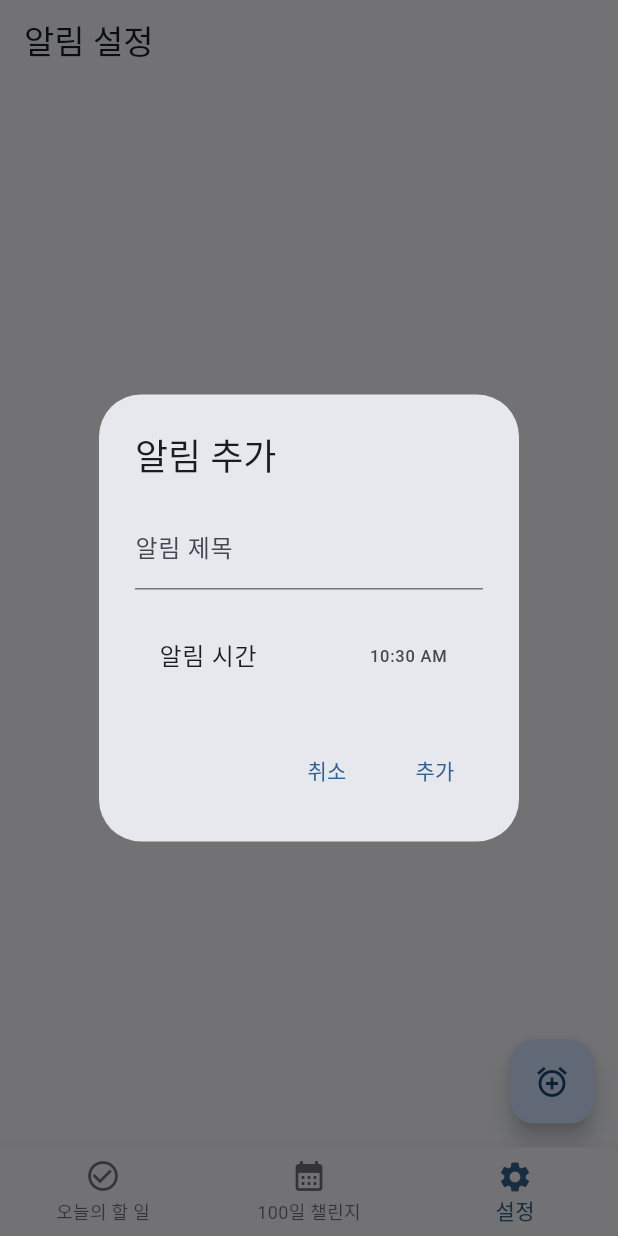
After one commit to dongqui/mindware, a Flutter app: the screen it shows after launch, item 3 of the bottom bar chosen, after a tap on the "add alarm" icon, on a phone screen of 412 x 824 dp. The commit adds this screen. Run offline on Flutter 3.47's test engine with Material 3 defaults, Android fonts, the phone set to English and light mode, and no system bars; our stand-ins replace flutter_local_notifications, get_it, isar, timezone; accounts and stored records are empty; generated files the repository leaves out were written again.

Commit message:
feat: 알림 기능 (wip)

```diff
--- a/lib/core/di/service_locator.dart
+++ b/lib/core/di/service_locator.dart
@@ -12,6 +12,22 @@ import '../../features/todo/data/models/todo_list_model.dart';
 import '../../features/todo/data/models/counter_model.dart';
 import '../../features/todo/data/datasources/counter_local_data_source.dart';
 import '../../features/todo/presentation/providers/counter_provider.dart';
+import '../../features/progress/domain/usecases/get_todo_progress.dart';
+import '../../features/progress/presentation/providers/progress_provider.dart';
+import '../../features/todo/presentation/providers/todo_provider.dart';
+import '../../features/todo/domain/repositories/counter_repository.dart';
+import '../../features/todo/data/repositories/counter_repository_impl.dart';
+import '../../features/todo/domain/usecases/get_today_counter.dart';
+import '../../features/todo/domain/usecases/increment_counter.dart';
+import '../../features/notification/data/services/notification_service.dart';
+import '../../features/notification/data/repositories/notification_repository_impl.dart';
+import '../../features/notification/domain/repositories/notification_repository.dart';
+import '../../features/notification/data/models/notification_settings_model.dart';
+import '../../features/notification/data/datasources/notification_local_data_source.dart';
+import '../../features/notification/presentation/providers/notification_provider.dart';
+import '../../features/notification/domain/usecases/get_notifications.dart';
+import '../../features/notification/domain/usecases/add_notification.dart';
+import '../../features/notification/domain/usecases/remove_notification.dart';
 
 final getIt = GetIt.instance;
 
@@ -23,12 +39,18 @@ Future<void> setupDependencies() async {
       TodoModelSchema,
       TodoListModelSchema,
       CounterModelSchema,
+      NotificationSettingsModelSchema,
     ],
     directory: dir.path,
     inspector: kDebugMode,
   );
 
   getIt.registerSingleton<Isar>(isar);
+
+  // Services (먼저 등록)
+  final notificationService = NotificationService();
+  await notificationService.initialize();
+  getIt.registerSingleton<NotificationService>(notificationService);
 
   // DataSource
   getIt.registerSingleton<TodoLocalDataSource>(
@@ -37,18 +59,48 @@ Future<void> setupDependencies() async {
   getIt.registerSingleton<CounterLocalDataSource>(
     CounterLocalDataSourceImpl(getIt()),
   );
+  getIt.registerSingleton<NotificationLocalDataSource>(
+    NotificationLocalDataSourceImpl(getIt()),
+  );
 
-  // Repository
+  // Repository (Service 의존)
   getIt.registerSingleton<TodoRepository>(
     TodoRepositoryImpl(getIt()),
+  );
+  getIt.registerSingleton<CounterRepository>(
+    CounterRepositoryImpl(getIt()),
+  );
+  getIt.registerSingleton<NotificationRepository>(
+    NotificationRepositoryImpl(
+      getIt<NotificationLocalDataSource>(),
+      getIt<NotificationService>(),
+    ),
   );
 
   // UseCases
   getIt.registerSingleton(GetTodayTodos(getIt()));
   getIt.registerSingleton(UpdateTodo(getIt()));
+  getIt.registerSingleton(GetTodoProgress(getIt()));
+  getIt.registerSingleton(GetTodayCounter(getIt()));
+  getIt.registerSingleton(IncrementCounter(getIt()));
+
+  // Notification UseCases
+  getIt.registerSingleton(GetNotifications(getIt<NotificationRepository>()));
+  getIt.registerSingleton(AddNotification(getIt<NotificationRepository>()));
+  getIt.registerSingleton(RemoveNotification(getIt<NotificationRepository>()));
 
   // Providers
-  getIt.registerFactory(() => CounterProvider(getIt()));
+  getIt.registerFactory(() => TodoProvider());
+  getIt.registerFactory(() => CounterProvider(
+        getIt<GetTodayCounter>(),
+        getIt<IncrementCounter>(),
+      ));
+  getIt.registerFactory(() => ProgressProvider(getIt()));
+  getIt.registerFactory(() => NotificationProvider(
+        getIt<GetNotifications>(),
+        getIt<AddNotification>(),
+        getIt<RemoveNotification>(),
+      ));
 }
 
 Future<void> initializeIsar() async {
--- /dev/null
+++ b/lib/features/notification/data/services/notification_service.dart
@@ -0,0 +1,92 @@
+import 'package:flutter/material.dart';
+import 'package:flutter_local_notifications/flutter_local_notifications.dart';
+import 'package:timezone/timezone.dart' as tz;
+
+class NotificationService {
+  final FlutterLocalNotificationsPlugin _notifications =
+      FlutterLocalNotificationsPlugin();
+
+  Future<void> initialize() async {
+    debugPrint('Initializing notification service...');
+
+    const initializationSettingsAndroid =
+        AndroidInitializationSettings('@mipmap/ic_launcher');
+    const initializationSettingsIOS = DarwinInitializationSettings();
+
+    const initializationSettings = InitializationSettings(
+      android: initializationSettingsAndroid,
+      iOS: initializationSettingsIOS,
+    );
+
+    await _notifications.initialize(
+      initializationSettings,
+      onDidReceiveNotificationResponse: (details) {
+        debugPrint('Received notification: ${details.payload}');
+      },
+    );
+
+    await _requestPermissions();
+    debugPrint('Notification service initialized');
+  }
+
+  Future<void> _requestPermissions() async {
+    await _notifications
+        .resolvePlatformSpecificImplementation<
+            IOSFlutterLocalNotificationsPlugin>()
+        ?.requestPermissions(
+          alert: true,
+          badge: true,
+          sound: true,
+        );
+
+    final androidImplementation =
+        _notifications.resolvePlatformSpecificImplementation<
+            AndroidFlutterLocalNotificationsPlugin>();
+
+    await androidImplementation?.requestNotificationsPermission();
+  }
+
+  Future<void> scheduleDaily({
+    required TimeOfDay time,
+    required String title,
+    required String body,
+  }) async {
+    debugPrint('Scheduling notification: $title }');
+    final now = DateTime.now();
+    var scheduledDate = DateTime(
+      now.year,
+      now.month,
+      now.day,
+      time.hour,
+      time.minute,
+    );
+
+    if (scheduledDate.isBefore(now)) {
+      scheduledDate = scheduledDate.add(const Duration(days: 1));
+    }
+
+    await _notifications.zonedSchedule(
+      0,
+      title,
+      body,
+      tz.TZDateTime.from(scheduledDate, tz.local),
+      const NotificationDetails(
+        android: AndroidNotificationDetails(
+          'daily_reminder',
+          'Daily Reminder',
+          channelDescription: 'Daily reminder for todo tasks',
+          importance: Importance.high,
+        ),
+        iOS: DarwinNotificationDetails(),
+      ),
+      matchDateTimeComponents: DateTimeComponents.time,
+      uiLocalNotificationDateInterpretation:
+          UILocalNotificationDateInterpretation.absoluteTime,
+      androidScheduleMode: AndroidScheduleMode.exactAllowWhileIdle,
+    );
+  }
+
+  Future<void> cancelAll() async {
+    await _notifications.cancelAll();
+  }
+}
--- /dev/null
+++ b/lib/features/notification/domain/entities/notification_settings.dart
@@ -0,0 +1,17 @@
+import 'package:flutter/material.dart';
+
+class NotificationSettings {
+  final int id;
+  final bool isEnabled;
+  final TimeOfDay time;
+  final String title;
+  final String body;
+
+  NotificationSettings({
+    required this.id,
+    required this.isEnabled,
+    required this.time,
+    required this.title,
+    required this.body,
+  });
+}
--- /dev/null
+++ b/lib/features/notification/domain/usecases/get_notifications.dart
@@ -0,0 +1,10 @@
+import '../../domain/entities/notification_settings.dart';
+import '../../domain/repositories/notification_repository.dart';
+
+class GetNotifications {
+  final NotificationRepository repository;
+
+  GetNotifications(this.repository);
+
+  Future<List<NotificationSettings>> call() => repository.getSettings();
+}
--- /dev/null
+++ b/lib/features/notification/presentation/pages/notification_settings_page.dart
@@ -0,0 +1,108 @@
+import 'package:flutter/material.dart';
+import 'package:provider/provider.dart';
+import '../providers/notification_provider.dart';
+
+class NotificationSettingsPage extends StatelessWidget {
+  const NotificationSettingsPage({super.key});
+
+  @override
+  Widget build(BuildContext context) {
+    return Scaffold(
+      appBar: AppBar(
+        title: const Text('알림 설정'),
+      ),
+      floatingActionButton: FloatingActionButton(
+        onPressed: () => _showAddAlarmDialog(context),
+        child: const Icon(Icons.add_alarm),
+      ),
+      body: Consumer<NotificationProvider>(
+        builder: (context, provider, child) {
+          return Padding(
+            padding: const EdgeInsets.all(16.0),
+            child: Column(
+              crossAxisAlignment: CrossAxisAlignment.start,
+              children: [
+                Expanded(
+                  child: provider.alarms.isEmpty
+                      ? const Center(
+                          child: Text('등록된 알림이 없습니다'),
+                        )
+                      : ListView.builder(
+                          itemCount: provider.alarms.length,
+                          itemBuilder: (context, index) {
+                            final alarm = provider.alarms[index];
+                            return ListTile(
+                              title: Text(alarm.title),
+                              subtitle: Text(alarm.time.format(context)),
+                              trailing: IconButton(
+                                icon: const Icon(Icons.delete),
+                                onPressed: () => provider.removeAlarm(alarm.id),
+                              ),
+                            );
+                          },
+                        ),
+                ),
+              ],
+            ),
+          );
+        },
+      ),
+    );
+  }
+
+  Future<void> _showAddAlarmDialog(BuildContext context) async {
+    final titleController = TextEditingController();
+    TimeOfDay selectedTime = TimeOfDay.now();
+
+    return showDialog(
+      context: context,
+      builder: (context) => AlertDialog(
+        title: const Text('알림 추가'),
+        content: Column(
+          mainAxisSize: MainAxisSize.min,
+          children: [
+            TextField(
+              controller: titleController,
+              decoration: const InputDecoration(
+                labelText: '알림 제목',
+              ),
+            ),
+            const SizedBox(height: 16),
+            ListTile(
+              title: const Text('알림 시간'),
+              trailing: Text(selectedTime.format(context)),
+              onTap: () async {
+                final time = await showTimePicker(
+                  context: context,
+                  initialTime: selectedTime,
+                );
+                if (time != null) {
+                  selectedTime = time;
+                }
+              },
+            ),
+          ],
+        ),
+        actions: [
+          TextButton(
+            onPressed: () => Navigator.pop(context),
+            child: const Text('취소'),
+          ),
+          TextButton(
+            onPressed: () {
+              if (titleController.text.isNotEmpty) {
+                context.read<NotificationProvider>().addAlarm(
+                      title: titleController.text,
+                      body: '알림이 도착했습니다',
+                      time: selectedTime,
+                    );
+                Navigator.pop(context);
+              }
+            },
+            child: const Text('추가'),
+          ),
+        ],
+      ),
+    );
+  }
+}
--- /dev/null
+++ b/lib/features/notification/presentation/providers/notification_provider.dart
@@ -0,0 +1,45 @@
+import 'package:flutter/material.dart';
+import '../../domain/entities/notification_settings.dart';
+import '../../domain/usecases/get_notifications.dart';
+import '../../domain/usecases/add_notification.dart';
+import '../../domain/usecases/remove_notification.dart';
+
+class NotificationProvider extends ChangeNotifier {
+  final GetNotifications _getNotifications;
+  final AddNotification _addNotification;
+  final RemoveNotification _removeNotification;
+  List<NotificationSettings> _alarms = [];
+
+  NotificationProvider(
+    this._getNotifications,
+    this._addNotification,
+    this._removeNotification,
+  ) {
+    _loadAlarms();
+  }
+
+  List<NotificationSettings> get alarms => _alarms;
+
+  Future<void> _loadAlarms() async {
+    _alarms = await _getNotifications();
+    notifyListeners();
+  }
+
+  Future<void> addAlarm({
+    required String title,
+    required String body,
+    required TimeOfDay time,
+  }) async {
+    await _addNotification(
+      title: title,
+      body: body,
+      time: time,
+    );
+    await _loadAlarms();
+  }
+
+  Future<void> removeAlarm(int id) async {
+    await _removeNotification(id);
+    await _loadAlarms();
+  }
+}
--- a/lib/main.dart
+++ b/lib/main.dart
@@ -1,12 +1,16 @@
 import 'package:flutter/material.dart';
 import 'package:provider/provider.dart';
+import 'package:timezone/data/latest.dart' as tz;
 import 'features/todo/presentation/providers/todo_provider.dart';
 import 'features/todo/presentation/providers/counter_provider.dart';
-import 'features/todo/presentation/pages/todo_list_page.dart';
 import 'core/di/service_locator.dart';
+import 'presentation/pages/main_page.dart';
+import 'features/progress/presentation/providers/progress_provider.dart';
+import 'features/notification/presentation/providers/notification_provider.dart';
 
 void main() async {
   WidgetsFlutterBinding.ensureInitialized();
+  tz.initializeTimeZones();
   await setupDependencies();
 
   runApp(
@@ -14,6 +18,8 @@ void main() async {
       providers: [
         ChangeNotifierProvider(create: (_) => getIt<TodoProvider>()),
         ChangeNotifierProvider(create: (_) => getIt<CounterProvider>()),
+        ChangeNotifierProvider(create: (_) => getIt<ProgressProvider>()),
+        ChangeNotifierProvider(create: (_) => getIt<NotificationProvider>()),
       ],
       child: const MyApp(),
     ),
@@ -25,18 +31,13 @@ class MyApp extends StatelessWidget {
 
   @override
   Widget build(BuildContext context) {
-    return MultiProvider(
-      providers: [
-        ChangeNotifierProvider(create: (_) => TodoProvider()),
-      ],
-      child: MaterialApp(
-        title: 'Todo & Progress',
-        theme: ThemeData(
-          colorScheme: ColorScheme.fromSeed(seedColor: Colors.blue),
-          useMaterial3: true,
-        ),
-        home: const TodoListPage(),
+    return MaterialApp(
+      title: 'MindWare',
+      theme: ThemeData(
+        colorScheme: ColorScheme.fromSeed(seedColor: Colors.blue),
+        useMaterial3: true,
       ),
+      home: const MainPage(),
     );
   }
 }
--- /dev/null
+++ b/lib/presentation/pages/main_page.dart
@@ -0,0 +1,50 @@
+import 'package:flutter/material.dart';
+import '../../features/todo/presentation/pages/todo_list_page.dart';
+import '../../features/progress/presentation/pages/progress_page.dart';
+import '../../features/notification/presentation/pages/notification_settings_page.dart';
+
+class MainPage extends StatefulWidget {
+  const MainPage({super.key});
+
+  @override
+  State<MainPage> createState() => _MainPageState();
+}
+
+class _MainPageState extends State<MainPage> {
+  int _selectedIndex = 0;
+
+  final List<Widget> _pages = [
+    const TodoListPage(),
+    const ProgressPage(),
+    const NotificationSettingsPage(),
+  ];
+
+  @override
+  Widget build(BuildContext context) {
+    return Scaffold(
+      body: _pages[_selectedIndex],
+      bottomNavigationBar: BottomNavigationBar(
+        currentIndex: _selectedIndex,
+        onTap: (index) {
+          setState(() {
+            _selectedIndex = index;
+          });
+        },
+        items: const [
+          BottomNavigationBarItem(
+            icon: Icon(Icons.check_circle_outline),
+            label: '오늘의 할 일',
+          ),
+          BottomNavigationBarItem(
+            icon: Icon(Icons.calendar_month),
+            label: '100일 챌린지',
+          ),
+          BottomNavigationBarItem(
+            icon: Icon(Icons.settings),
+            label: '설정',
+          ),
+        ],
+      ),
+    );
+  }
+}
--- a/pubspec.yaml
+++ b/pubspec.yaml
@@ -37,6 +37,8 @@ dependencies:
   path_provider: ^2.1.2
   isar: ^3.1.0+1
   isar_flutter_libs: ^3.1.0+1
+  flutter_local_notifications: ^18.0.1
+  timezone: ^0.10.0
 
 dev_dependencies:
   flutter_test:
```
Also changed, not shown: lib/features/notification/data/datasources/notification_local_data_source.dart (added, +47 -0 lines), lib/features/notification/data/models/notification_settings_model.dart (added, +63 -0 lines), lib/features/notification/data/repositories/notification_repository_impl.dart (added, +76 -0 lines), lib/features/notification/domain/repositories/notification_repository.dart (added, +16 -0 lines), lib/features/notification/domain/usecases/add_notification.dart (added, +21 -0 lines), lib/features/notification/domain/usecases/cancel_notifications.dart (added, +9 -0 lines), lib/features/notification/domain/usecases/remove_notification.dart (added, +24 -0 lines), lib/features/notification/domain/usecases/update_notification_settings.dart (added, +26 -0 lines), lib/features/notification/data/models/notification_settings_model.g.dart (added), pubspec.lock, 2 other files.
